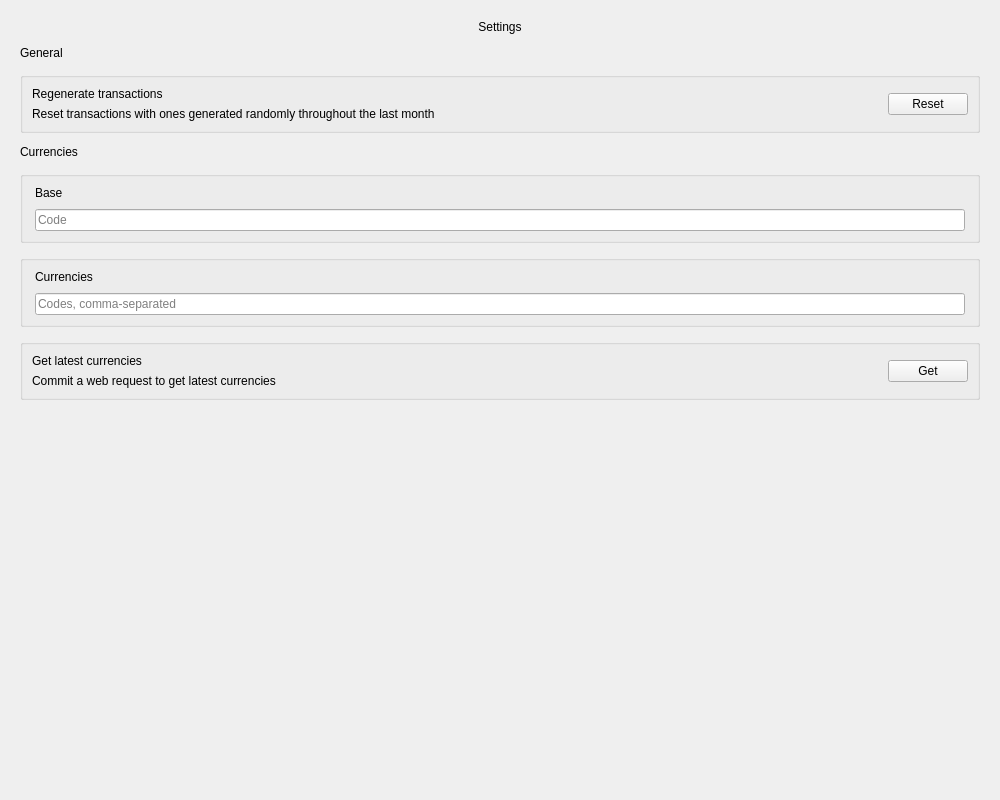
Qt form Desktop/Pages/Settings/SettingsPage.ui (david4more/CoinWarden) before a commit.
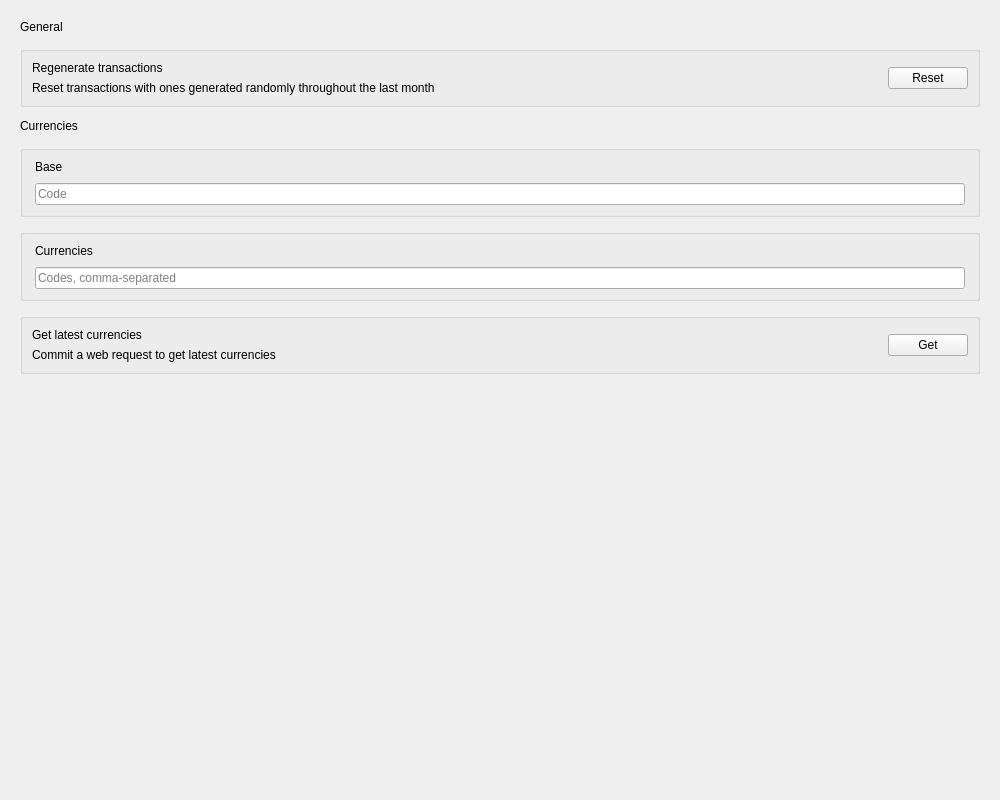
The same form after that commit.

Diff of the .ui file:
```diff
--- a/Desktop/Pages/Settings/SettingsPage.ui
+++ b/Desktop/Pages/Settings/SettingsPage.ui
@@ -20,25 +20,6 @@
       <property name="spacing">
        <number>12</number>
       </property>
-      <item>
-       <widget class="QLabel" name="label">
-        <property name="sizePolicy">
-         <sizepolicy hsizetype="Preferred" vsizetype="Fixed">
-          <horstretch>0</horstretch>
-          <verstretch>0</verstretch>
-         </sizepolicy>
-        </property>
-        <property name="styleSheet">
-         <string notr="true">font: 600 18pt &quot;Segoe UI&quot;;</string>
-        </property>
-        <property name="text">
-         <string>Settings</string>
-        </property>
-        <property name="alignment">
-         <set>Qt::AlignmentFlag::AlignCenter</set>
-        </property>
-       </widget>
-      </item>
       <item>
        <widget class="QLabel" name="label_13">
         <property name="layoutDirection">
```
